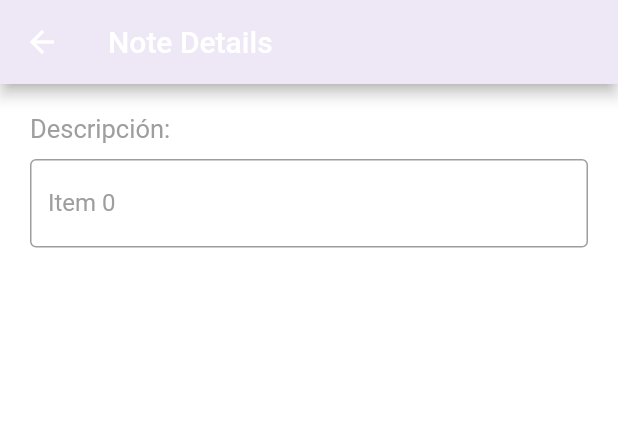
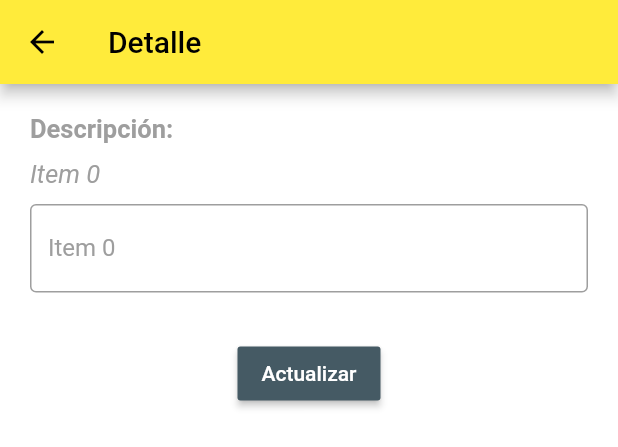
Before and after one commit to EvaGonf12/Flutter, a Flutter app: the NoteSliver widget shown alone on an empty page, opened directly with empty values, after a tap on an icon or button, on a phone screen of 412 x 824 dp. Shown: the top 447 px of the screen. Run offline on Flutter 3.47's test engine with Material 2 defaults, Android fonts, the phone set to English and light mode, and no system bars.

Commit message:
Corregidos warnings

```diff
--- a/lib/Scenes/note_scene.dart
+++ b/lib/Scenes/note_scene.dart
@@ -6,7 +6,7 @@ import 'package:flutter/material.dart';
 typedef ChangeValueCallback = void Function(String value);
 
 class NoteDetails extends StatefulWidget {
-  static final routeName = RouteNames.routeNoteDetails;
+  static const routeName = RouteNames.routeNoteDetails;
   FocusNode textFocusNode = FocusNode();
   // State
   @override
@@ -15,6 +15,9 @@ class NoteDetails extends StatefulWidget {
 
 class _NoteDetailsState extends State<NoteDetails> {
   final TextEditingController _controller = TextEditingController();
+
+  String _value = "";
+  bool _validate = true;
 
   @override
   void dispose() {
@@ -25,28 +28,74 @@ class _NoteDetailsState extends State<NoteDetails> {
   @override
   Widget build(BuildContext context) {
     final Note _nota = ModalRoute.of(context).settings.arguments as Note;
-
     return keyboardDismisser(
         context: context,
         child: Scaffold(
           appBar: AppBar(
-            title: const Text("Note Details"),
+            title: const Text(
+              "Detalle",
+              style: TextStyle(color: Colors.black),
+            ),
+            iconTheme: const IconThemeData(
+              color: Colors.black,
+            ),
           ),
           body: Padding(
             padding: const EdgeInsets.all(20.0),
             child: Wrap(spacing: 10, runSpacing: 10, children: [
-              const Text(
-                "Descripción: ",
-                style: TextStyle(fontSize: 17.0, color: Colors.grey),
+              Container(
+                width: MediaQuery.of(context).size.width,
+                child: const Text(
+                  "Descripción:",
+                  style: TextStyle(
+                    fontSize: 17.0,
+                    fontWeight: FontWeight.bold,
+                    color: Colors.grey,
+                  ),
+                ),
+              ),
+              Text(
+                _nota.body,
+                style: const TextStyle(
+                  fontSize: 17.0,
+                  fontStyle: FontStyle.italic,
+                  color: Colors.grey,
+                ),
               ),
               CustomTextField(
                 controller: _controller,
                 text: _nota.body,
+                validate: _validate,
                 onChangeValue: (value) {
-                  _nota.editData(value);
-                  Navigator.pop(context);
+                  _validate = true;
+                  setState(() {});
+                  _value = value;
                 },
               ),
+              Padding(
+                padding: const EdgeInsets.only(top: 20.0),
+                child: Center(
+                  child: RaisedButton(
+                    onPressed: () {
+                      if (_controller.text.isEmpty) {
+                        _validate = false;
+                        setState(() {});
+                      } else {
+                        _validate = true;
+                        _nota.editData(_value);
+                        setState(() {});
+                        Navigator.pop(context);
+                      }
+                    },
+                    child: const Text(
+                      "Actualizar",
+                      style: TextStyle(
+                        color: Colors.white,
+                      ),
+                    ),
+                  ),
+                ),
+              )
             ]),
           ),
         ));
@@ -67,55 +116,29 @@ class CustomTextField extends StatelessWidget {
   final String _text;
   final ChangeValueCallback _onChangeValue;
   final TextEditingController _controller;
+  final bool _validate;
 
   const CustomTextField(
       {TextEditingController controller,
       String text,
+      bool validate,
       ChangeValueCallback onChangeValue})
       : _text = text,
+        _validate = validate,
         _controller = controller,
         _onChangeValue = onChangeValue;
 
   @override
   Widget build(BuildContext context) {
-    return Theme(
-      data: ThemeData(
-        cupertinoOverrideTheme: const CupertinoThemeData(
-          primaryColor: Color(0xFFba68c8),
-        ),
-        primaryColor: const Color(0xFFba68c8),
-        accentColor: const Color(0xFFba68c8),
-        hintColor: Colors.grey,
-        cursorColor: const Color(0xFFba68c8),
-        focusColor: const Color(0xFFba68c8),
+    return TextField(
+      controller: _controller,
+      decoration: InputDecoration(
+        border: const OutlineInputBorder(),
+        labelText: _text,
+        hintText: "Modificar descripción de la nota",
+        errorText: _validate ? null : "Este valor no puede estar vacío",
       ),
-      child: TextField(
-          controller: _controller,
-          decoration: InputDecoration(
-            border: const OutlineInputBorder(),
-            labelText: _text,
-            hintText: "Modifica la nota",
-          ),
-          onSubmitted: (String value) async {
-            await showDialog<void>(
-              context: context,
-              builder: (BuildContext context) {
-                return AlertDialog(
-                  title: const Text('Nota actualizada'),
-                  content:
-                      const Text('La nota se ha actualizado correctamente'),
-                  actions: <Widget>[
-                    FlatButton(
-                      onPressed: () {
-                        _onChangeValue(value);
-                      },
-                      child: const Text('OK'),
-                    ),
-                  ],
-                );
-              },
-            );
-          }),
+      onChanged: _onChangeValue,
     );
   }
 }
--- a/lib/Scenes/notes_scene.dart
+++ b/lib/Scenes/notes_scene.dart
@@ -38,8 +38,11 @@ class _NotesListViewState extends State<NotesListView> {
     return Scaffold(
       appBar: AppBar(
         title: Text(
-          widget._model.title,
+          "Notas de '${widget._model.title}'",
           style: const TextStyle(color: Colors.black),
+        ),
+        iconTheme: const IconThemeData(
+          color: Colors.black,
         ),
       ),
       body: ListView.builder(
@@ -49,7 +52,7 @@ class _NotesListViewState extends State<NotesListView> {
         },
       ),
       floatingActionButton: FloatingActionButton(
-        backgroundColor: const Color(0xFFbbb5c3),
+        backgroundColor: const Color(0xFFffeb3b),
         onPressed: () {
           widget._model.add(Note("Nueva nota"));
         },
@@ -94,15 +97,18 @@ class _NoteSliverState extends State<NoteSliver> {
       background: Container(
         color: Colors.red,
       ),
-      child: GestureDetector(
+      child: Padding(
+        padding: const EdgeInsets.only(top: 5.0, left: 10, right: 10),
+        child: Card(
+          child: InkWell(
             onTap: () => {
               Navigator.pushNamed(
                 context,
                 RouteNames.routeNoteDetails,
                 arguments: widget.notebook[widget.index],
-          ),
+              ).then((value) => {setState(() {})}),
             },
-        child: Card(
+            highlightColor: Colors.grey[300],
             child: ListTile(
               leading: const Icon(Icons.toc),
               title: Text(widget.notebook[widget.index].body),
@@ -111,6 +117,7 @@ class _NoteSliverState extends State<NoteSliver> {
             ),
           ),
         ),
+      ),
     );
   }
 }
--- a/lib/domain/notebook.dart
+++ b/lib/domain/notebook.dart
@@ -16,13 +16,13 @@ class Notebook with ChangeNotifier {
   Notebook(String title, String description) {
     _title = title;
     _description = description;
-    _notes.addAll(List.generate(12, (index) => Note("Item $index")));
+    _notes.addAll(List.generate(1, (index) => Note("Item $index")));
   }
 
   Notebook.generate() {
-    _title = "Título del Notebook ";
+    _title = "Título";
     _description = "Este es un breve resumen del Notebook";
-    _notes.addAll(List.generate(12, (index) => Note("Item $index")));
+    _notes.addAll(List.generate(1, (index) => Note("Item $index")));
   }
 
   // Accesores
--- a/lib/domain/notebooks.dart
+++ b/lib/domain/notebooks.dart
@@ -17,7 +17,7 @@ class Notebooks with ChangeNotifier {
 
   Notebooks.generate() {
     _title = "Notebooks";
-    _notebooks.addAll(List.generate(2, (index) => Notebook.generate()));
+    _notebooks.addAll(List.generate(1, (index) => Notebook.generate()));
   }
 
   // Accesores
--- a/lib/routes.dart
+++ b/lib/routes.dart
@@ -1,6 +1,6 @@
 abstract class RouteNames {
-  static final mainRoute = "/Everpobre";
-  static final routeNotebooks = "/Notebooks";
-  static final routeNotes = "/Notes";
-  static final routeNoteDetails = "/NoteDetails";
+  static const mainRoute = "/Everpobre";
+  static const routeNotebooks = "/Notebooks";
+  static const routeNotes = "/Notes";
+  static const routeNoteDetails = "/NoteDetails";
 }
```
Also changed, not shown: lib/Scenes/home_scene.dart (+7 -3 lines), lib/Scenes/notebooks_scene.dart (+18 -12 lines), lib/main.dart (+12 -4 lines). Lines whose indentation alone changed are shown as unchanged.
